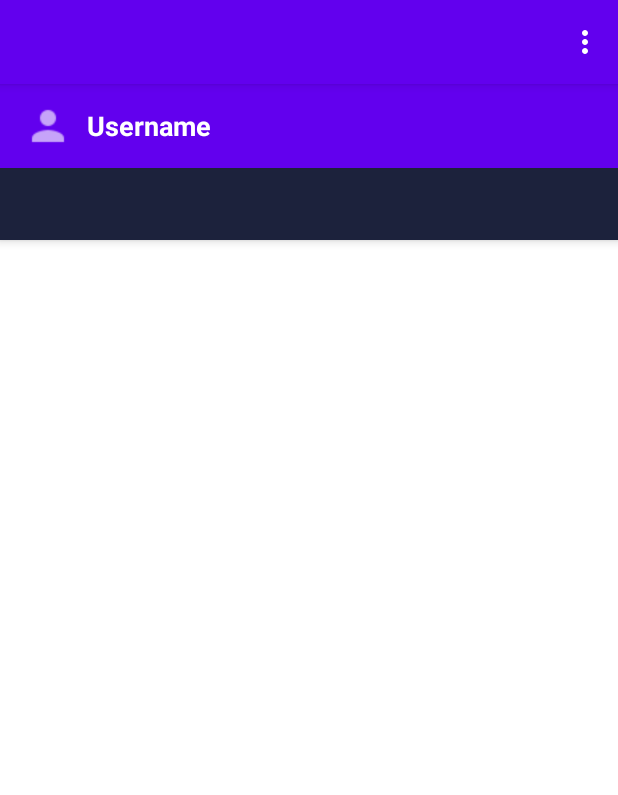
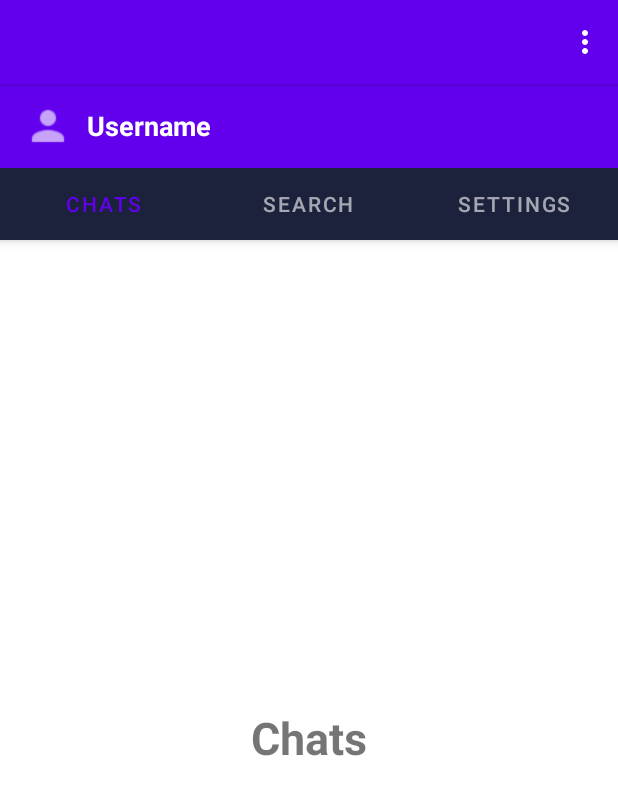
Before and after one commit to aghos4306/messenger-app, an Android app: the screen it shows after launch (MainActivity), on a phone screen of 412 x 824 dp. Shown: the top 795 px of the screen. Run offline under Robolectric (Android 15) with nearby library versions, the phone set to English and light mode, and no system bars; our stand-ins replace CircleImageView.

Commit message:
created viewpagers to handle fragment selection

```diff
--- a/app/src/main/java/com/aghogho/messengerappmuzz/MainActivity.kt
+++ b/app/src/main/java/com/aghogho/messengerappmuzz/MainActivity.kt
@@ -5,8 +5,13 @@ import android.os.Bundle
 import android.view.Menu
 import android.view.MenuItem
 import android.widget.Toolbar
+import androidx.fragment.app.Fragment
+import androidx.fragment.app.FragmentManager
+import androidx.fragment.app.FragmentPagerAdapter
 import androidx.viewpager.widget.ViewPager
 import com.aghogho.messengerappmuzz.databinding.ActivityMainBinding
+import com.aghogho.messengerappmuzz.fragments.ChatsFragment
+import com.aghogho.messengerappmuzz.fragments.SearchFragment
 import com.google.android.material.tabs.TabLayout
 
 class MainActivity : AppCompatActivity() {
@@ -16,14 +21,24 @@ class MainActivity : AppCompatActivity() {
     override fun onCreate(savedInstanceState: Bundle?) {
         super.onCreate(savedInstanceState)
         setContentView(R.layout.activity_main)
-        setSupportActionBar(binding.toolbarMain)
+//        setSupportActionBar(binding.toolbarMain)
 
         val toolbar: androidx.appcompat.widget.Toolbar = findViewById(R.id.toolbar_main)
-        setSupportActionBar(toolbar)
+        if (::binding.isInitialized) {
+            setSupportActionBar(binding.toolbarMain)
+        }
         supportActionBar?.title = ""
 
         val tabLayout: TabLayout = findViewById(R.id.tab_layout)
         val viewPager: ViewPager = findViewById(R.id.view_pager)
+
+        val viewPagerAdapter = ViewPagerAdapter(supportFragmentManager)
+        viewPagerAdapter.addFragment(ChatsFragment(), "Chats")
+        viewPagerAdapter.addFragment(SearchFragment(), "Search")
+        viewPagerAdapter.addFragment(SettingsFragment(), "Settings")
+
+        viewPager.adapter = viewPagerAdapter
+        tabLayout.setupWithViewPager(viewPager)
 
     }
 
@@ -39,4 +54,34 @@ class MainActivity : AppCompatActivity() {
             else -> super.onOptionsItemSelected(item)
         }
     }
+
+    internal class ViewPagerAdapter(fragmentManager: FragmentManager): FragmentPagerAdapter(fragmentManager) {
+
+        private val fragments: ArrayList<Fragment>
+        private val titles: ArrayList<String>
+
+        init {
+            fragments = ArrayList<Fragment>()
+            titles = ArrayList<String>()
+        }
+
+        override fun getItem(position: Int): Fragment {
+            return fragments[position]
+        }
+
+        override fun getCount(): Int {
+            return fragments.size
+        }
+
+        fun addFragment(fragment: Fragment, title: String) {
+            fragments.add(fragment)
+            titles.add(title)
+        }
+
+        override fun getPageTitle(i: Int): CharSequence? {
+            //return super.getPageTitle(position)
+            return titles[i]
+        }
+
+    }
 }
--- /dev/null
+++ b/app/src/main/res/layout/content_main.xml
@@ -0,0 +1,8 @@
+<?xml version="1.0" encoding="utf-8"?>
+<RelativeLayout xmlns:android="http://schemas.android.com/apk/res/android"
+    xmlns:app="http://schemas.android.com/apk/res-auto"
+    android:layout_width="match_parent"
+    android:layout_height="match_parent"
+    app:layout_behavior="@string/appbar_scrolling_view_behavior">
+
+</RelativeLayout>
```
